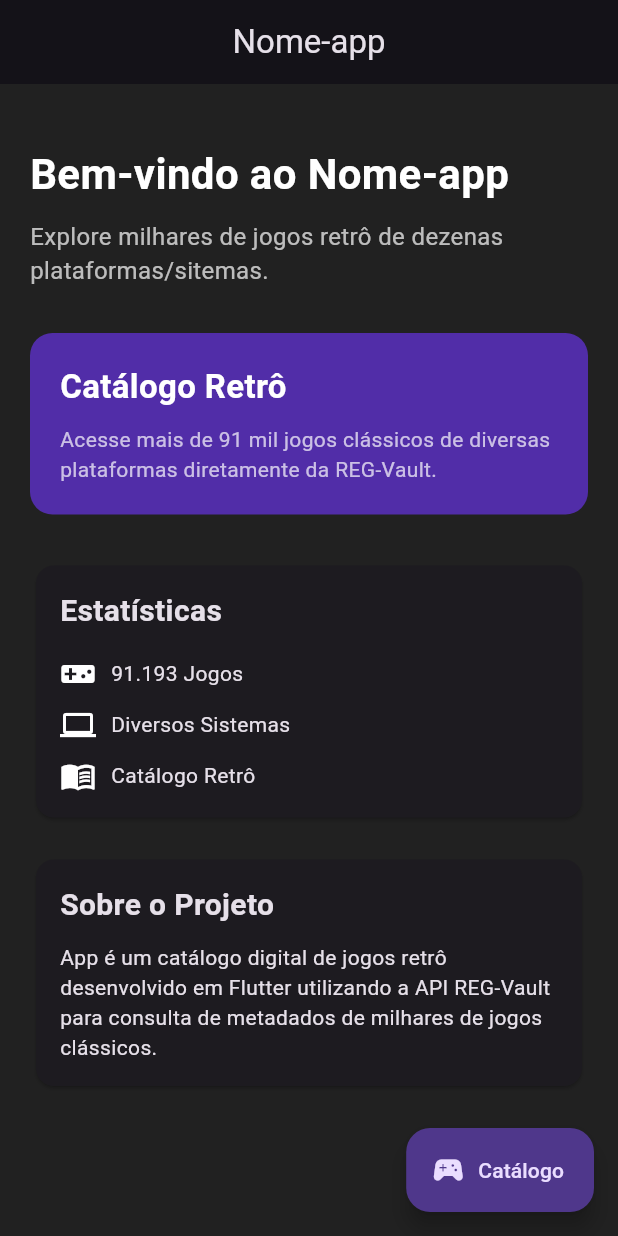
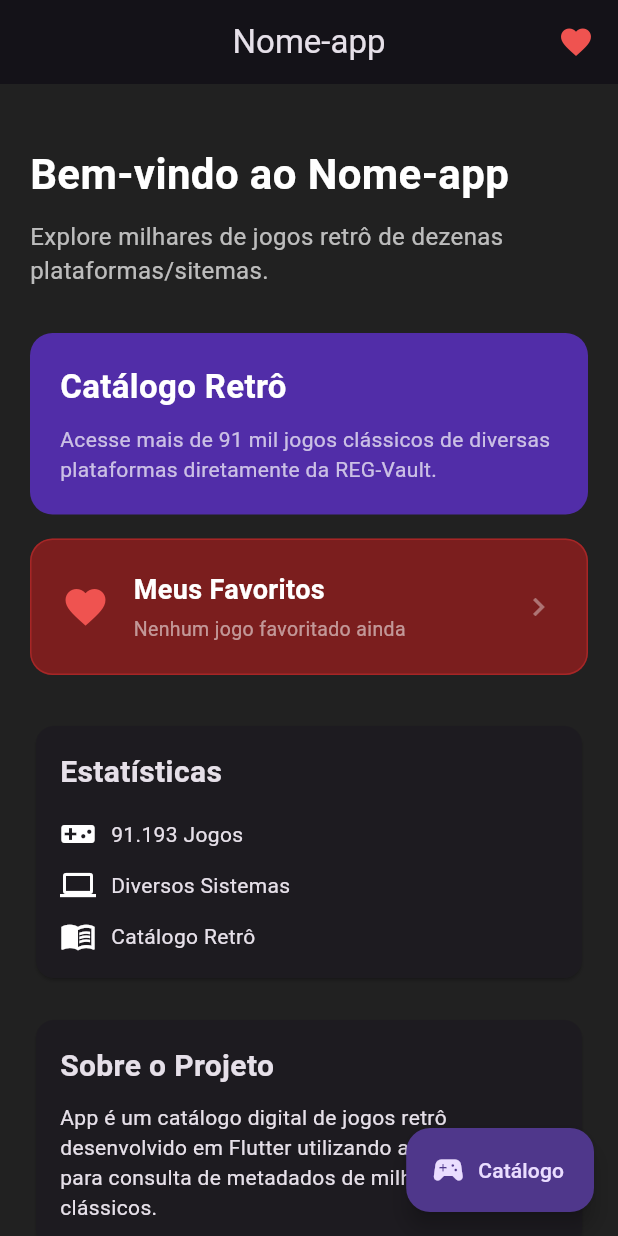
Before and after one commit to PHS-00/app-retro-games, a Flutter app: the screen it shows after launch, on a phone screen of 412 x 824 dp. Run offline on Flutter 3.47's test engine with Material 3 defaults, Android fonts, the phone set to English and light mode, and no system bars; our stand-ins replace get.

Commit message:
feat: sistema de favoritos
- Botão de favoritar na página de detalhes do jogo
- Página dedicada com todos os jogos favoritados
- Atalho e badge de contagem na HomePage
- Controller global com GetX
- Correção de withOpacity depreciado

```diff
--- /dev/null
+++ b/lib/controllers/favorites_controller.dart
@@ -0,0 +1,37 @@
+import 'package:flutter/material.dart';
+import 'package:get/get.dart';
+
+class FavoritesController extends GetxController {
+  final RxList<Map<String, dynamic>> favoritos = <Map<String, dynamic>>[].obs;
+
+  bool isFavorito(Map<String, dynamic> jogo) {
+    return favoritos.any(
+      (f) => f["title_en"] == jogo["title_en"] && f["system"] == jogo["system"],
+    );
+  }
+
+  void toggleFavorito(Map<String, dynamic> jogo) {
+    if (isFavorito(jogo)) {
+      favoritos.removeWhere(
+        (f) =>
+            f["title_en"] == jogo["title_en"] && f["system"] == jogo["system"],
+      );
+      Get.snackbar(
+        "Removido dos favoritos",
+        jogo["title_en"] ?? "Jogo",
+        snackPosition: SnackPosition.BOTTOM,
+        duration: const Duration(seconds: 2),
+        icon: Icon(Icons.heart_broken, color: Colors.white),
+      );
+    } else {
+      favoritos.add(Map<String, dynamic>.from(jogo));
+      Get.snackbar(
+        "Adicionado aos favoritos",
+        jogo["title_en"] ?? "Jogo",
+        snackPosition: SnackPosition.BOTTOM,
+        duration: const Duration(seconds: 2),
+        icon: Icon(Icons.favorite, color: Colors.red),
+      );
+    }
+  }
+}
--- a/lib/main.dart
+++ b/lib/main.dart
@@ -1,25 +1,11 @@
-// import 'package:flutter/material.dart';
-
-// import 'package:get/get.dart';
-
-// import 'app/routes/app_pages.dart';
-
-// void main() {
-//   runApp(
-//     GetMaterialApp(
-//       title: "Application",
-//       initialRoute: AppPages.INITIAL,
-//       getPages: AppPages.routes,
-//     ),
-//   );
-// }
-
 import 'package:flutter/material.dart';
 import 'package:get/get.dart';
 
 import 'view/home_page.dart';
 import 'view/catalog_page.dart';
 import 'view/games_detail_page.dart';
+import 'view/favorites_page.dart';
+import 'controllers/favorites_controller.dart';
 
 void main() {
   runApp(const RetroVaultApp());
@@ -33,21 +19,20 @@ class RetroVaultApp extends StatelessWidget {
     return GetMaterialApp(
       title: 'RetroVault',
       debugShowCheckedModeBanner: false,
-
       theme: ThemeData(
         brightness: Brightness.dark,
         primarySwatch: Colors.deepPurple,
         scaffoldBackgroundColor: Colors.grey[900],
       ),
-
+      initialBinding: BindingsBuilder(() {
+        Get.put(FavoritesController(), permanent: true);
+      }),
       initialRoute: '/',
-
       getPages: [
         GetPage(name: '/', page: () => const HomePage()),
-
         GetPage(name: '/catalogo', page: () => const CatalogPage()),
-
         GetPage(name: '/detalhe', page: () => const GameDetailPage()),
+        GetPage(name: '/favoritos', page: () => const FavoritesPage()),
       ],
     );
   }
--- a/lib/view/home_page.dart
+++ b/lib/view/home_page.dart
@@ -1,38 +1,68 @@
 import 'package:flutter/material.dart';
 import 'package:get/get.dart';
+import '../controllers/favorites_controller.dart';
 
 class HomePage extends StatelessWidget {
   const HomePage({super.key});
 
   @override
   Widget build(BuildContext context) {
+    final FavoritesController favController = Get.find<FavoritesController>();
+
     return Scaffold(
       backgroundColor: Colors.grey[900],
-
       appBar: AppBar(
         title: const Text("Nome-app"),
         centerTitle: true,
+        actions: [
+          Obx(
+            () => Stack(
+              alignment: Alignment.center,
+              children: [
+                IconButton(
+                  icon: const Icon(Icons.favorite),
+                  color: Colors.red.shade400,
+                  tooltip: "Meus Favoritos",
+                  onPressed: () => Get.toNamed('/favoritos'),
+                ),
+                if (favController.favoritos.isNotEmpty)
+                  Positioned(
+                    top: 6,
+                    right: 6,
+                    child: Container(
+                      padding: const EdgeInsets.all(3),
+                      decoration: BoxDecoration(
+                        color: Colors.deepPurple.shade600,
+                        shape: BoxShape.circle,
+                      ),
+                      child: Text(
+                        "${favController.favoritos.length}",
+                        style: const TextStyle(
+                          fontSize: 10,
+                          color: Colors.white,
+                          fontWeight: FontWeight.bold,
+                        ),
+                      ),
+                    ),
+                  ),
+              ],
+            ),
+          ),
+          const SizedBox(width: 4),
+        ],
       ),
-
       floatingActionButton: FloatingActionButton.extended(
-        onPressed: () {
-          Get.toNamed('/catalogo');
-        },
+        onPressed: () => Get.toNamed('/catalogo'),
         icon: const Icon(Icons.sports_esports),
         label: const Text("Catálogo"),
       ),
-
       body: SingleChildScrollView(
         child: Padding(
           padding: const EdgeInsets.all(20),
-
           child: Column(
             crossAxisAlignment: CrossAxisAlignment.start,
-
             children: [
-
               const SizedBox(height: 20),
-
               const Text(
                 "Bem-vindo ao Nome-app",
                 style: TextStyle(
@@ -41,33 +71,22 @@ class HomePage extends StatelessWidget {
                   color: Colors.white,
                 ),
               ),
-
               const SizedBox(height: 10),
-
               const Text(
                 "Explore milhares de jogos retrô de dezenas plataformas/sitemas.",
-                style: TextStyle(
-                  fontSize: 16,
-                  color: Colors.white70,
-                ),
+                style: TextStyle(fontSize: 16, color: Colors.white70),
               ),
-
               const SizedBox(height: 30),
-
               Container(
                 width: double.infinity,
                 padding: const EdgeInsets.all(20),
-
                 decoration: BoxDecoration(
                   color: Colors.deepPurple.shade700,
                   borderRadius: BorderRadius.circular(15),
                 ),
-
                 child: const Column(
                   crossAxisAlignment: CrossAxisAlignment.start,
-
                   children: [
-
                     Text(
                       "Catálogo Retrô",
                       style: TextStyle(
@@ -76,30 +95,74 @@ class HomePage extends StatelessWidget {
                         fontWeight: FontWeight.bold,
                       ),
                     ),
-
                     SizedBox(height: 10),
-
                     Text(
                       "Acesse mais de 91 mil jogos clássicos de diversas plataformas diretamente da REG-Vault.",
-                      style: TextStyle(
-                        color: Colors.white70,
-                      ),
+                      style: TextStyle(color: Colors.white70),
                     ),
                   ],
                 ),
               ),
-
+              const SizedBox(height: 16),
+              GestureDetector(
+                onTap: () => Get.toNamed('/favoritos'),
+                child: Container(
+                  width: double.infinity,
+                  padding: const EdgeInsets.all(20),
+                  decoration: BoxDecoration(
+                    color: Colors.red.shade900.withValues(alpha: 0.6),
+                    borderRadius: BorderRadius.circular(15),
+                    border: Border.all(
+                      color: Colors.red.shade700.withValues(alpha: 0.5),
+                    ),
+                  ),
+                  child: Row(
+                    children: [
+                      Icon(
+                        Icons.favorite,
+                        color: Colors.red.shade400,
+                        size: 32,
+                      ),
+                      const SizedBox(width: 16),
+                      Expanded(
+                        child: Column(
+                          crossAxisAlignment: CrossAxisAlignment.start,
+                          children: [
+                            const Text(
+                              "Meus Favoritos",
+                              style: TextStyle(
+                                color: Colors.white,
+                                fontSize: 18,
+                                fontWeight: FontWeight.bold,
+                              ),
+                            ),
+                            const SizedBox(height: 4),
+                            Obx(
+                              () => Text(
+                                favController.favoritos.isEmpty
+                                    ? "Nenhum jogo favoritado ainda"
+                                    : "${favController.favoritos.length} jogo(s) salvos",
+                                style: const TextStyle(
+                                  color: Colors.white54,
+                                  fontSize: 13,
+                                ),
+                              ),
+                            ),
+                          ],
+                        ),
+                      ),
+                      const Icon(Icons.chevron_right, color: Colors.white38),
+                    ],
+                  ),
+                ),
+              ),
               const SizedBox(height: 30),
-
               Card(
                 child: Padding(
                   padding: const EdgeInsets.all(16),
-
                   child: Column(
                     crossAxisAlignment: CrossAxisAlignment.start,
-
                     children: [
-
                       const Text(
                         "Estatísticas",
                         style: TextStyle(
@@ -107,31 +170,25 @@ class HomePage extends StatelessWidget {
                           fontWeight: FontWeight.bold,
                         ),
                       ),
-
                       const SizedBox(height: 15),
-
-                      Row(
-                        children: const [
+                      const Row(
+                        children: [
                           Icon(Icons.videogame_asset),
                           SizedBox(width: 10),
                           Text("91.193 Jogos"),
                         ],
                       ),
-
                       const SizedBox(height: 10),
-
-                      Row(
-                        children: const [
+                      const Row(
+                        children: [
                           Icon(Icons.computer),
                           SizedBox(width: 10),
                           Text("Diversos Sistemas"),
                         ],
                       ),
-
                       const SizedBox(height: 10),
-
-                      Row(
-                        children: const [
+                      const Row(
+                        children: [
                           Icon(Icons.menu_book),
                           SizedBox(width: 10),
                           Text("Catálogo Retrô"),
@@ -141,18 +198,13 @@ class HomePage extends StatelessWidget {
                   ),
                 ),
               ),
-
               const SizedBox(height: 20),
-
               Card(
                 child: Padding(
                   padding: const EdgeInsets.all(16),
-
-                  child: Column(
+                  child: const Column(
                     crossAxisAlignment: CrossAxisAlignment.start,
-
-                    children: const [
-
+                    children: [
                       Text(
                         "Sobre o Projeto",
                         style: TextStyle(
@@ -160,9 +212,7 @@ class HomePage extends StatelessWidget {
                           fontWeight: FontWeight.bold,
                         ),
                       ),
-
                       SizedBox(height: 10),
-
                       Text(
                         "App é um catálogo digital de jogos retrô desenvolvido em Flutter utilizando a API REG-Vault para consulta de metadados de milhares de jogos clássicos.",
                       ),
@@ -170,7 +220,6 @@ class HomePage extends StatelessWidget {
                   ),
                 ),
               ),
-
               const SizedBox(height: 80),
             ],
           ),
```
Also changed, not shown: lib/view/favorites_page.dart (added, +206 -0 lines), lib/view/games_detail_page.dart (+25 -6 lines).
